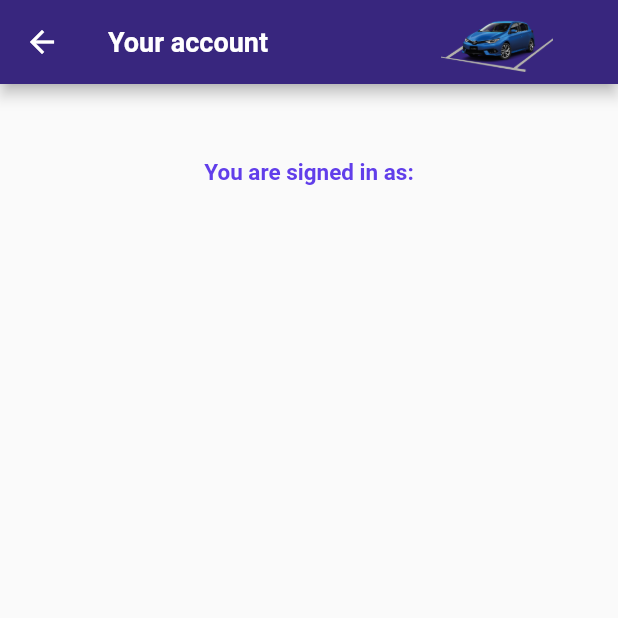
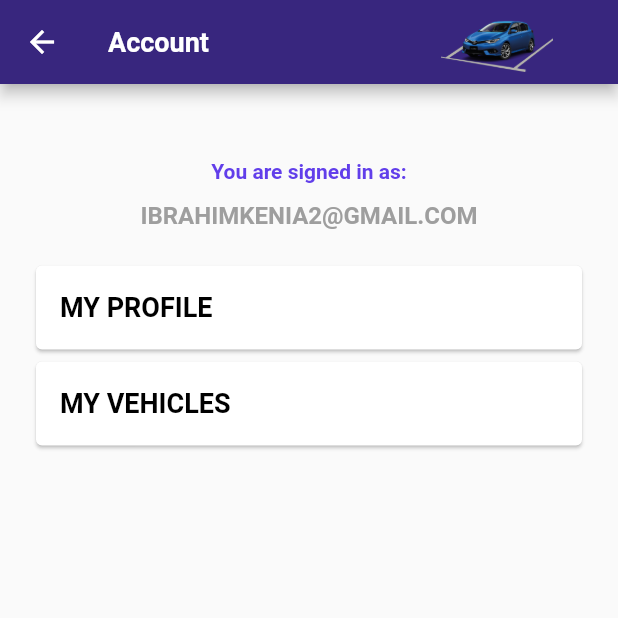
Before and after one commit to jabriabdessamad/Car-E-Wallet-App, a Flutter app: the Account screen opened directly, on a phone screen of 412 x 824 dp, the top half of it. Run offline on Flutter 3.47's test engine with Material 2 defaults, Android fonts, the phone set to English and light mode, and no system bars; our stand-ins replace firebase_auth, firebase_core, font_awesome_flutter, syncfusion_flutter_charts; accounts and stored records are empty.

Commit message:
profile page

```diff
--- a/lib/home/account.dart
+++ /dev/null
@@ -1,49 +0,0 @@
-import 'package:flutter/material.dart';
-import 'package:flutter/painting.dart';
-
-class Account extends StatefulWidget {
-  const Account({Key? key}) : super(key: key);
-
-  @override
-  State<Account> createState() => _AccountState();
-}
-
-class _AccountState extends State<Account> {
-  @override
-  Widget build(BuildContext context) {
-    return Scaffold(
-      appBar: AppBar(
-        backgroundColor: Color(0xff38267E),
-        title: Text(
-          'Your account',
-          style: TextStyle(fontWeight: FontWeight.bold, fontSize: 18),
-        ),
-        actions: [
-          IconButton(
-              icon: Image.asset(
-                'assets/blue parked car 1.png',
-              ),
-              iconSize: 145,
-              onPressed: () {}),
-        ],
-      ),
-      body: Container(
-        child: Center(
-          child: Column(
-            children: [
-              SizedBox(height: 50),
-              Text(
-                'You are signed in as:',
-                textAlign: TextAlign.center,
-                style: TextStyle(
-                    color: Color(0xFF613EEA),
-                    fontWeight: FontWeight.bold,
-                    fontSize: 15.0),
-              ),
-            ],
-          ),
-        ),
-      ),
-    );
-  }
-}
--- /dev/null
+++ b/lib/home/acount/account.dart
@@ -0,0 +1,111 @@
+import 'package:car_e_wallet_app/home/acount/profile.dart';
+
+import 'package:flutter/material.dart';
+
+class Account extends StatefulWidget {
+  const Account({Key? key}) : super(key: key);
+
+  @override
+  State<Account> createState() => _AccountState();
+}
+
+class _AccountState extends State<Account> {
+  Color _cardColor1 = Colors.white;
+  Color _cardColor2 = Colors.white;
+  Color _textColor1 = Colors.black;
+  Color _textColor2 = Colors.black;
+  @override
+  Widget build(BuildContext context) {
+    return Scaffold(
+      appBar: AppBar(
+        backgroundColor: Color(0xff38267E),
+        title: Text(
+          'Account',
+          style: TextStyle(fontWeight: FontWeight.bold, fontSize: 18),
+        ),
+        actions: [
+          IconButton(
+              icon: Image.asset(
+                'assets/blue parked car 1.png',
+              ),
+              iconSize: 145,
+              onPressed: () {}),
+        ],
+      ),
+      body: Container(
+        child: Center(
+          child: Column(
+            children: [
+              SizedBox(height: 50),
+              Text(
+                'You are signed in as:',
+                textAlign: TextAlign.center,
+                style: TextStyle(
+                    color: Color(0xFF613EEA),
+                    fontWeight: FontWeight.bold,
+                    fontSize: 14.0),
+              ),
+              SizedBox(height: 12),
+              Text(
+                'IBRAHIMKENIA2@GMAIL.COM',
+                textAlign: TextAlign.center,
+                style: TextStyle(
+                    color: Colors.grey,
+                    fontWeight: FontWeight.bold,
+                    fontSize: 16),
+              ),
+              ListView(
+                children: [
+                  Card(
+                    child: ListTile(
+                      title: Text(
+                        "MY PROFILE",
+                        style: TextStyle(
+                            color: _textColor1,
+                            fontSize: 18,
+                            fontWeight: FontWeight.bold),
+                      ),
+                      onTap: () {
+                        setState(() {
+                          _cardColor2 = Colors.white;
+                          _textColor2 = Colors.black;
+                          _cardColor1 = Color(0xff613EEA);
+                          _textColor1 = Colors.white;
+                        });
+                        Navigator.push(
+                          context,
+                          MaterialPageRoute(builder: (context) => Profile()),
+                        );
+                      },
+                    ),
+                    color: _cardColor1,
+                  ),
+                  Card(
+                    child: ListTile(
+                      title: Text("MY VEHICLES",
+                          style: TextStyle(
+                              color: _textColor2,
+                              fontSize: 18,
+                              fontWeight: FontWeight.bold)),
+                      onTap: () {
+                        setState(() {
+                          _cardColor1 = Colors.white;
+                          _textColor1 = Colors.black;
+                          _cardColor2 = Color(0xff613EEA);
+                          _textColor2 = Colors.white;
+                        });
+                      },
+                    ),
+                    color: _cardColor2,
+                  ),
+                ],
+                padding: EdgeInsets.all(20),
+                shrinkWrap: true,
+              )
+            ],
+          ),
+        ),
+      ),
+    );
+  }
+}
--- a/lib/home/navbar.dart
+++ b/lib/home/navbar.dart
@@ -1,4 +1,4 @@
-import 'package:car_e_wallet_app/home/account.dart';
+import 'package:car_e_wallet_app/home/acount/account.dart';
 import 'package:car_e_wallet_app/home/help.dart';
 import 'package:car_e_wallet_app/home/home.dart';
 import 'package:car_e_wallet_app/home/portfolio.dart';
```
Also changed, not shown: lib/home/acount/profile.dart (added, +167 -0 lines), lib/home/acount/vehicle.dart (added, +15 -0 lines), assets/Pickup Front View.png (added), assets/Profile.png (added).
